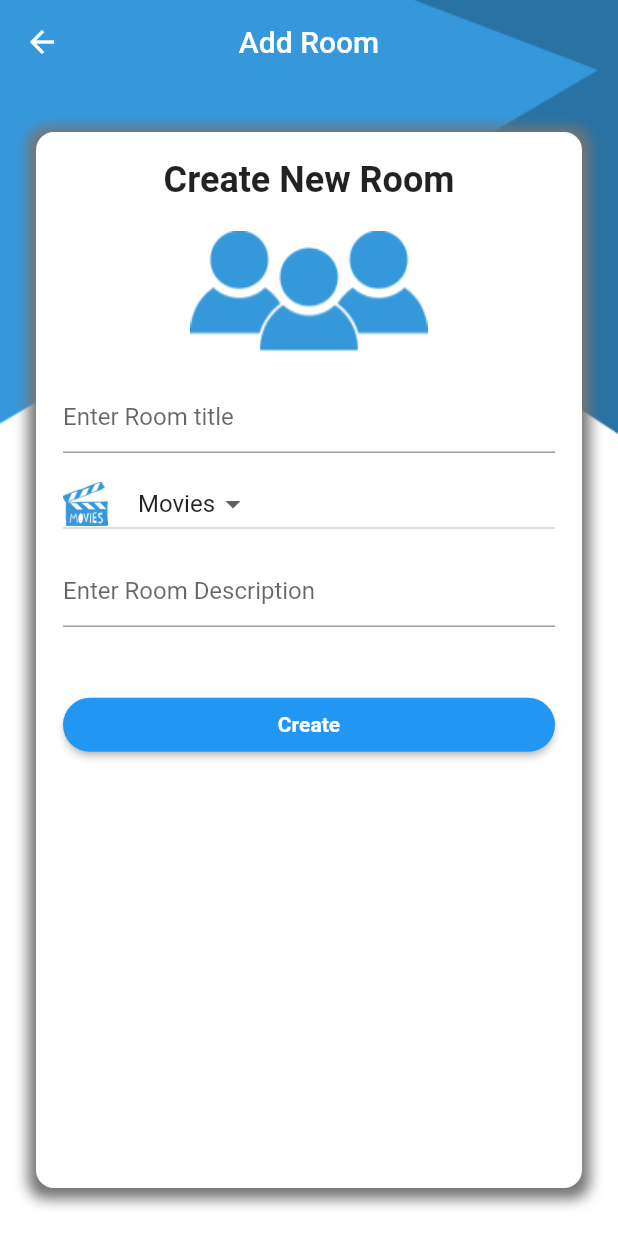
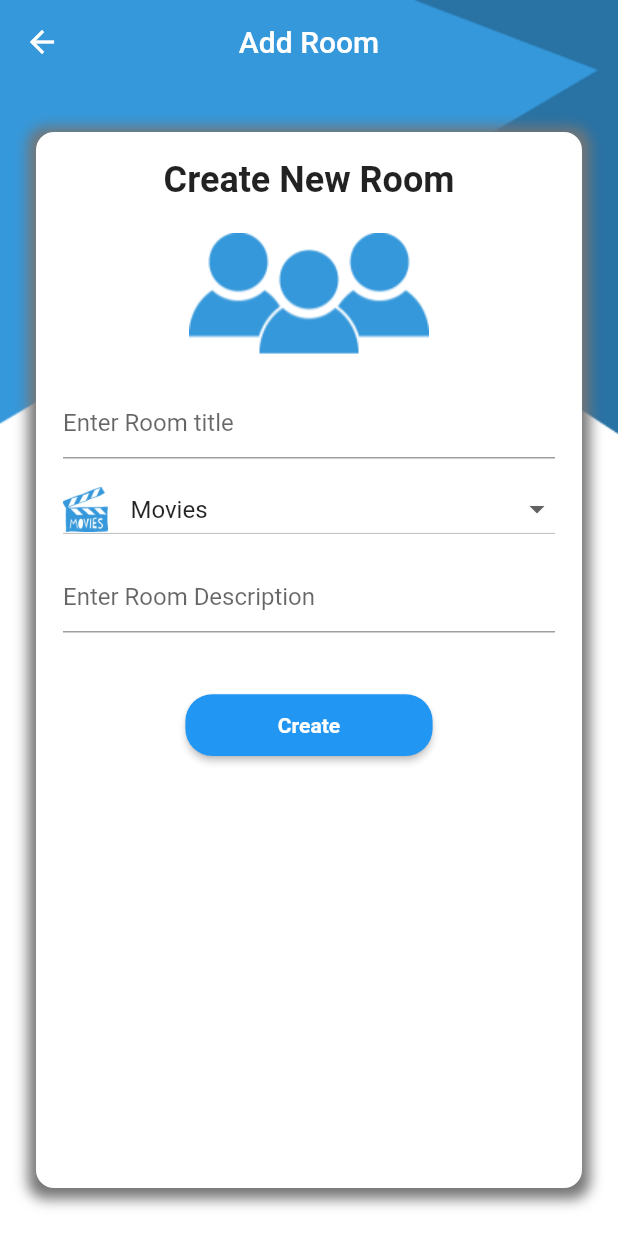
Before and after one commit to gemy31/ChatAt-App, a Flutter app: the HomeScreen screen opened by its route, after a tap on the "add" icon, on a phone screen of 412 x 824 dp. Run offline on Flutter 3.47's test engine with Material 2 defaults, Android fonts, the phone set to English and light mode, and no system bars; our stand-ins replace cloud_firestore, firebase_auth, firebase_core, firebase_messaging, flutter_local_notifications; accounts and stored records are empty.

Commit message:
edit some of room ui

```diff
--- a/lib/ui/home/home_screen.dart
+++ b/lib/ui/home/home_screen.dart
@@ -23,7 +23,6 @@ class _HomeScreenState extends State<HomeScreen> implements HomeNavigator {
     super.initState();
     viewModel.navigator = this;
     viewModel.getRooms();
-
   }
 
   @override
@@ -44,7 +43,7 @@ class _HomeScreenState extends State<HomeScreen> implements HomeNavigator {
           Scaffold(
               backgroundColor: Colors.transparent,
               appBar: AppBar(
-              title: Text('My Rooms'),
+                title: const Text('My Rooms'),
                 centerTitle: true,
                 backgroundColor: Colors.transparent,
                 elevation: 0,
@@ -53,7 +52,10 @@ class _HomeScreenState extends State<HomeScreen> implements HomeNavigator {
                 onPressed: () {
                   Navigator.of(context).pushNamed(AddRoom.routeName);
                 },
-              child: Icon(Icons.add,size: 30,),
+                child: const Icon(
+                  Icons.add,
+                  size: 30,
+                ),
               ),
               body: Column(
                 children: [
@@ -61,17 +63,21 @@ class _HomeScreenState extends State<HomeScreen> implements HomeNavigator {
                     child: StreamBuilder<QuerySnapshot<Room>>(
                       stream: viewModel.roomStream,
                       builder: (context, snapshot) {
-                      if (snapshot.connectionState == ConnectionState.waiting) {
-                        return Center(child: CircularProgressIndicator());
+                        if (snapshot.connectionState ==
+                            ConnectionState.waiting) {
+                          return const Center(child: CircularProgressIndicator());
                         } else if (snapshot.hasError) {
                           return Text(snapshot.error.toString());
                         }
-                      var rooms =
-                      snapshot.data?.docs.map((doc) => doc.data()).toList();
+                        var rooms = snapshot.data?.docs
+                            .map((doc) => doc.data())
+                            .toList();
                         return Padding(
-                        padding: const EdgeInsets.symmetric(horizontal: 35,vertical: 30),
+                          padding: const EdgeInsets.symmetric(
+                              horizontal: 35, vertical: 25),
                           child: GridView.builder(
-                            gridDelegate: SliverGridDelegateWithFixedCrossAxisCount(
+                            gridDelegate:
+                                const SliverGridDelegateWithFixedCrossAxisCount(
                               crossAxisCount: 2,
                               crossAxisSpacing: 24,
                               mainAxisSpacing: 28,
@@ -81,14 +87,12 @@ class _HomeScreenState extends State<HomeScreen> implements HomeNavigator {
                             },
                             itemCount: rooms?.length,
                           ),
-
                         );
                       },
                     ),
                   ),
                 ],
-            )
-          ),
+              )),
         ],
       ),
     );
--- a/lib/ui/rooms/add_room.dart
+++ b/lib/ui/rooms/add_room.dart
@@ -9,31 +9,32 @@ import 'package:provider/provider.dart';
 import 'package:chat/utils.dart' as utils;
 
 class AddRoom extends StatefulWidget {
-static const String routeName ='addRoom';
+  static const String routeName = 'addRoom';
 
   @override
   State<AddRoom> createState() => _AddRoomState();
 }
 
-class _AddRoomState extends State<AddRoom>implements AddRoomNavigator {
+class _AddRoomState extends State<AddRoom> implements AddRoomNavigator {
   String roomtitle = '';
   String roomDescription = '';
 
   var formKey = GlobalKey<FormState>();
   var categoryList = Category.getCategories();
-  late Category selectedItem ;
-  AddRoomViewModel viewModel =AddRoomViewModel();
+  late Category selectedItem;
+  AddRoomViewModel viewModel = AddRoomViewModel();
+
   @override
   void initState() {
     super.initState();
     selectedItem = categoryList[0];
-    viewModel.navigator =this;
+    viewModel.navigator = this;
   }
 
   @override
   Widget build(BuildContext context) {
     return ChangeNotifierProvider(
-      create: (context)=>viewModel,
+      create: (context) => viewModel,
       child: Stack(
         children: [
           Container(
@@ -49,14 +50,14 @@ class _AddRoomState extends State<AddRoom>implements AddRoomNavigator {
             resizeToAvoidBottomInset: false,
             backgroundColor: Colors.transparent,
             appBar: AppBar(
-              title: Text('Add Room'),
+              title: const Text('Add Room'),
               centerTitle: true,
               backgroundColor: Colors.transparent,
               elevation: 0,
             ),
             body: Container(
-              margin: EdgeInsets.symmetric(horizontal: 24,vertical: 32),
-              padding: EdgeInsets.all(18),
+              margin: const EdgeInsets.symmetric(horizontal: 24, vertical: 32),
+              padding: const EdgeInsets.all(18),
               decoration: BoxDecoration(
                 borderRadius: BorderRadius.circular(12),
                 color: Colors.white,
@@ -65,92 +66,135 @@ class _AddRoomState extends State<AddRoom>implements AddRoomNavigator {
                     color: Colors.grey.shade600,
                     spreadRadius: 5,
                     blurRadius: 7,
-                    offset: Offset(0, 2),
+                    offset: const Offset(0, 2),
                   ),
                 ],
               ),
               child: Form(
                 key: formKey,
                 child: Column(
-                  crossAxisAlignment: CrossAxisAlignment.stretch,
+                  crossAxisAlignment: CrossAxisAlignment.center,
                   children: [
-                    //SizedBox(height: 16,),
-                    Text('Create New Room',
+                    const Text(
+                      'Create New Room',
                       style: TextStyle(
                         fontSize: 24,
                         fontWeight: FontWeight.bold,
                       ),
-                    textAlign: TextAlign.center,),
-                    SizedBox(height: 20,),
-                    Image.asset('assets/images/persons.png',
-                    height: 80,
-                    width: 80,
+                      textAlign: TextAlign.center,
                     ),
-                    SizedBox(height: 20,),
+                    // SizedBox(height: 20,),
+                    Image.asset(
+                      'assets/images/persons.png',
+                      height: MediaQuery.of(context).size.height * .15,
+                      width: MediaQuery.of(context).size.width * .4,
+                    ),
+                    //  SizedBox(height: 20,),
                     TextFormField(
+                      validator: (text) {
+                        if (text == null || text.trim().isEmpty) {
+                          return 'Please enter room title';
+                        }
+                        return null;
+                      },
                       minLines: 1,
-                      maxLines: 3,
-                      keyboardType: TextInputType.multiline ,
-                      decoration: InputDecoration(
+                      maxLines: 5,
+                      keyboardType: TextInputType.multiline,
+                      decoration: const InputDecoration(
                         hintText: 'Enter Room title',
                       ),
-                      onChanged: (text){
-                        roomtitle = text ;
+                      onChanged: (text) {
+                        roomtitle = text;
                       },
                     ),
-                    SizedBox(height: 10,),
-                    DropdownButton<Category>(
-                      value:selectedItem ,
-                        items: categoryList.map((category) =>
-                            DropdownMenuItem<Category>(
+                    const SizedBox(
+                      height: 10,
+                    ),
+                    Row(
+                      children: <Widget>[
+                        Expanded(
+                          child: DropdownButton<Category>(
+                            isExpanded: true,
+                            value: selectedItem,
+                            items: categoryList
+                                .map(
+                                  (category) => DropdownMenuItem<Category>(
                                     value: category,
                                     child: Row(
                                       children: [
-                                Image.asset(category.image,height: 30,width: 30,),
-                                SizedBox(width:20,),
+                                        Image.asset(
+                                          category.image,
+                                          height: 30,
+                                          width: 30,
+                                        ),
+                                        const SizedBox(
+                                          width: 15,
+                                        ),
                                         Text(category.title),
                                       ],
-                            ))).toList(),
-                        onChanged: (newSelectedItem){
+                                    ),
+                                  ),
+                                )
+                                .toList(),
+                            onChanged: (newSelectedItem) {
                               setState(() {
-                           selectedItem = newSelectedItem! ;
+                                selectedItem = newSelectedItem!;
                               });
                             },
                           ),
-                    SizedBox(height: 10,),
+                        ),
+                      ],
+                    ),
+                    const SizedBox(
+                      height: 10,
+                    ),
                     TextFormField(
+                      validator: (text) {
+                        if (text == null || text.trim().isEmpty) {
+                          return 'Please enter room title';
+                        }
+                        return null;
+                      },
                       minLines: 1,
-                      maxLines: 3,
-                      keyboardType: TextInputType.multiline ,
-                      decoration: InputDecoration(
+                      maxLines: 5,
+                      keyboardType: TextInputType.multiline,
+                      decoration: const InputDecoration(
                         hintText: 'Enter Room Description',
                       ),
-                      onChanged: (text){
-                        roomDescription = text ;
+                      onChanged: (text) {
+                        roomDescription = text;
                       },
                     ),
-                    SizedBox(height: MediaQuery.of(context).size.height*.05,),
-                    ElevatedButton(
+                    SizedBox(
+                      height: MediaQuery.of(context).size.height * .05,
+                    ),
+                    SizedBox(
+                      width: MediaQuery.of(context).size.width * .4,
+                      height: MediaQuery.of(context).size.width * .1,
+                      child: ElevatedButton(
                         style: ButtonStyle(
-                      shape: MaterialStateProperty.all<RoundedRectangleBorder>(
+                          shape:
+                              MaterialStateProperty.all<RoundedRectangleBorder>(
                             RoundedRectangleBorder(
                               borderRadius: BorderRadius.circular(18),
                             ),
                           ),
                         ),
-                      onPressed: (){
+                        onPressed: () {
                           validateForm();
-                    }, child: Text('Create',style: TextStyle(
+                        },
+                        child: const Text(
+                          'Create',
+                          style: TextStyle(
                             fontWeight: FontWeight.bold,
-                    ),),),
-
-
-
+                          ),
+                        ),
+                      ),
+                    ),
                   ],
                 ),
               ),
             ),
-
           ),
         ],
       ),
@@ -158,8 +202,8 @@ class _AddRoomState extends State<AddRoom>implements AddRoomNavigator {
   }
 
   void validateForm() {
-    if(formKey.currentState?.validate() == true){
-      viewModel.createRoom(roomtitle, roomDescription,selectedItem.id);
+    if (formKey.currentState?.validate() == true) {
+      viewModel.createRoom(roomtitle, roomDescription, selectedItem.id);
     }
   }
 
@@ -170,19 +214,19 @@ class _AddRoomState extends State<AddRoom>implements AddRoomNavigator {
 
   @override
   void showLoading() {
-    utils.showLoading(context, 'Create Room Loading...');
+    utils.showLoading(context, 'Loading...');
   }
 
   @override
   void showMessage(String message) {
-    utils.showMessage(context, message, 'Ok', (context){
+    utils.showMessage(context, message, 'Ok', (context) {
       Navigator.pop(context);
     });
   }
 
   @override
   void navigateTo() {
-    Timer(Duration(seconds: 5), () {
+    Timer(const Duration(seconds: 3), () {
       Navigator.of(context).pushReplacementNamed(HomeScreen.routeName);
     });
   }
--- a/lib/ui/rooms/room_widget.dart
+++ b/lib/ui/rooms/room_widget.dart
@@ -4,47 +4,54 @@ import '../../model/room.dart';
 import '../chat/chat_screen.dart';
 
 class RoomWidget extends StatelessWidget {
-Room room ;
-RoomWidget({required this.room});
+  Room room;
+
+  RoomWidget({required this.room});
 
   @override
   Widget build(BuildContext context) {
     return InkWell(
-      onTap: (){
-        Navigator.of(context).pushNamed(ChatScreen.routeName,arguments: room);
+      onTap: () {
+        Navigator.of(context).pushNamed(ChatScreen.routeName, arguments: room);
       },
       child: Container(
-        padding: EdgeInsets.symmetric(horizontal: 24,vertical: 12),
+        padding: const EdgeInsets.symmetric(horizontal: 24, vertical: 8),
         decoration: BoxDecoration(
           color: Colors.white,
-          boxShadow:  [
+          boxShadow: [
             BoxShadow(
               color: Colors.grey.shade500,
-              spreadRadius: 5,
-              blurRadius: 7,
-              offset: Offset(0, 2),
+              spreadRadius: 4,
+              blurRadius: 4,
+              offset: const Offset(0, 2),
             ),
           ],
-          borderRadius: BorderRadius.circular(16),
+          borderRadius: BorderRadius.circular(10),
         ),
         child: Column(
-         mainAxisAlignment: MainAxisAlignment.center,
+          mainAxisAlignment: MainAxisAlignment.center,
           children: [
-            Image.asset('assets/images/${room.categoryId}.png',
-            width: 70,height: 90,fit: BoxFit.fill,),
-            SizedBox(height: 15,),
+            Image.asset(
+              'assets/images/${room.categoryId}.png',
+              width: MediaQuery.of(context).size.width * .2,
+              height: MediaQuery.of(context).size.height * .09,
+              fit: BoxFit.fill,
+            ),
+            const SizedBox(
+              height: 10,
+            ),
             Expanded(
-              child: Text(room.title ,
-              textAlign: TextAlign.center,
-              style: TextStyle(
-                fontSize: 16,
-                fontWeight: FontWeight.bold,
-              ),
+              child: Text(
+                room.title,
+                textAlign: TextAlign.center,
+                style: const TextStyle(
+                  fontSize: 14,
+                  fontWeight: FontWeight.bold,
+                ),
                 maxLines: 2,
                 overflow: TextOverflow.ellipsis,
               ),
             ),
-
           ],
         ),
       ),
```
Also changed, not shown: lib/ui/chat/chat_screen.dart (+14 -12 lines), lib/utils.dart (+5 -3 lines), 9 other files. Lines whose indentation alone changed are shown as unchanged.
